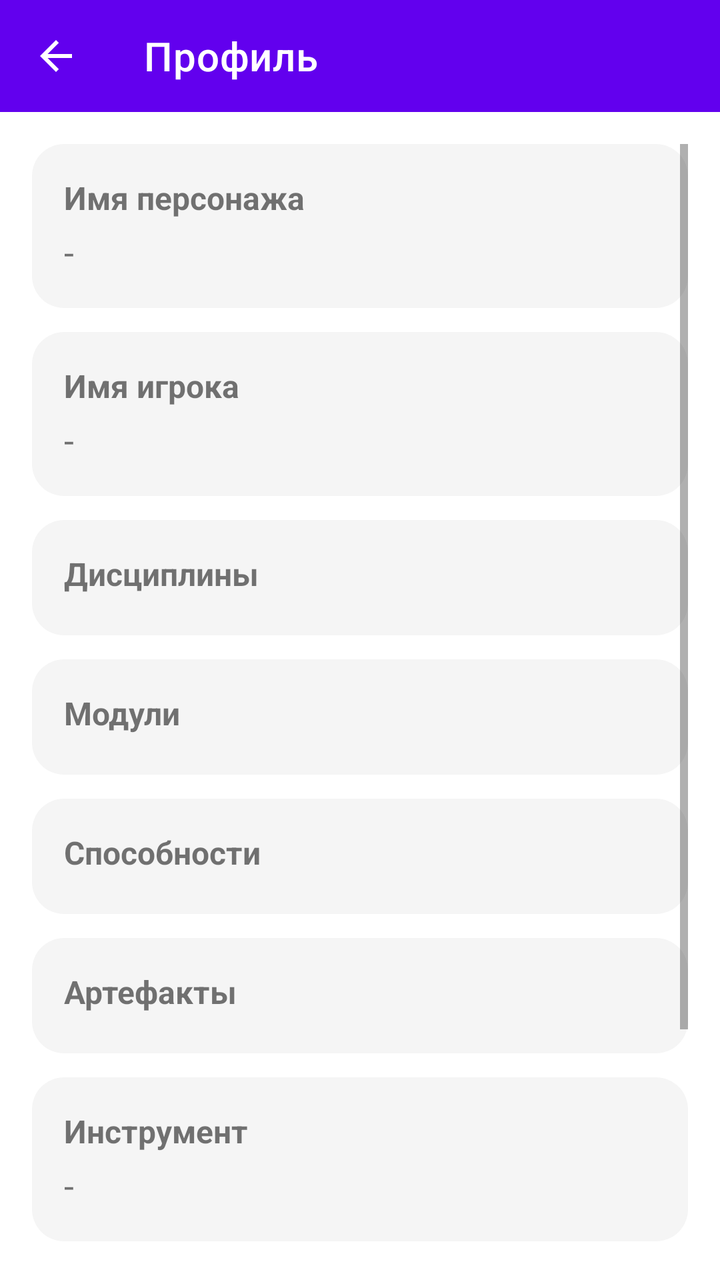
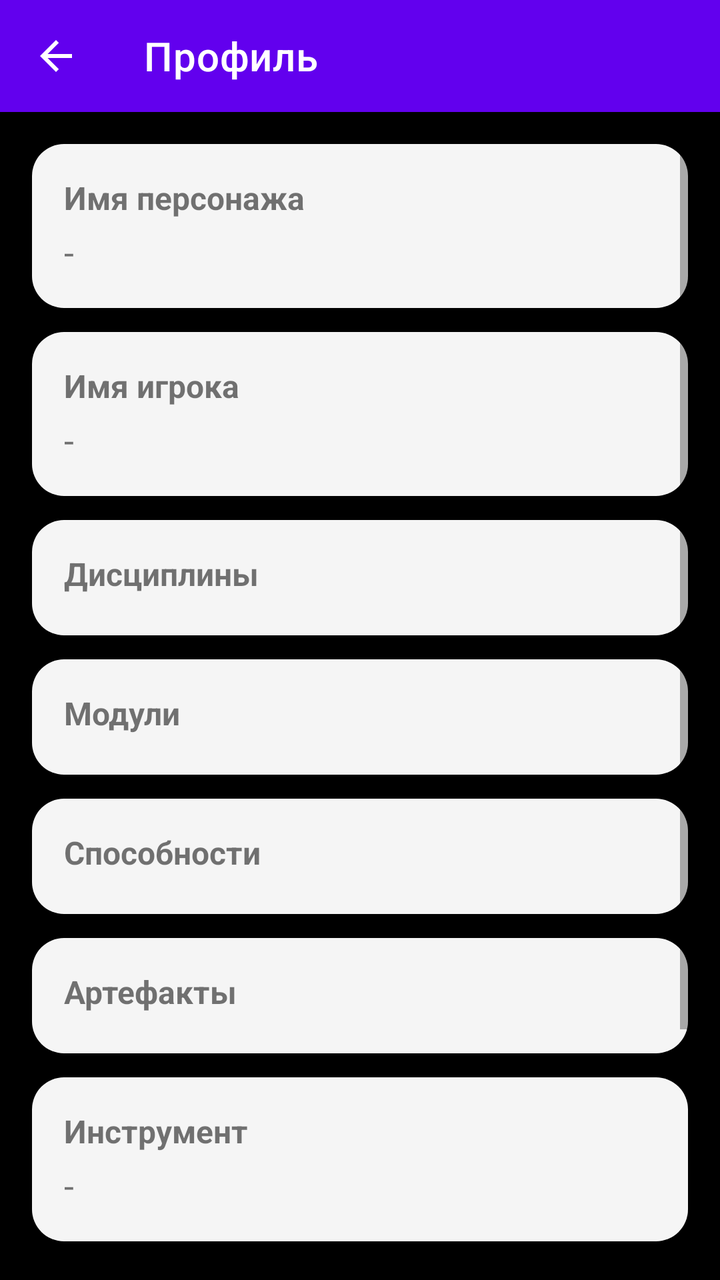

Two renders of the same Android screen: before a commit and after it. Below are the layout's source before the change and the commit's diff.
<!-- AndroidManifest.xml: application theme Theme.Shift -->
<!-- res/layout/activity_profile.xml -->
<?xml version="1.0" encoding="utf-8"?>
<LinearLayout xmlns:android="http://schemas.android.com/apk/res/android"
    xmlns:app="http://schemas.android.com/apk/res-auto"
    android:layout_width="match_parent"
    android:layout_height="match_parent"
    android:orientation="vertical">

    <com.google.android.material.appbar.MaterialToolbar
        android:id="@+id/toolbar"
        android:layout_width="match_parent"
        android:layout_height="wrap_content"
        android:background="?attr/colorPrimary"
        android:theme="@style/ThemeOverlay.Material3.Dark.ActionBar"
        app:title="Профиль"
        app:navigationIcon="@drawable/ic_arrow_back_24" />

    <ScrollView
        android:layout_width="match_parent"
        android:layout_height="0dp"
        android:layout_weight="1"
        android:padding="16dp">

        <LinearLayout
            android:layout_width="match_parent"
            android:layout_height="wrap_content"
            android:orientation="vertical">

        
        <LinearLayout
            android:layout_width="match_parent"
            android:layout_height="wrap_content"
            android:background="@drawable/bg_profile_section"
            android:orientation="vertical"
            android:padding="16dp">
            <TextView
                android:text="Имя персонажа"
                android:textStyle="bold"
                android:textSize="16sp"
                android:layout_width="match_parent"
                android:layout_height="wrap_content"/>
            <TextView
                android:id="@+id/profile_character_name"
                android:text="-"
                android:textSize="18sp"
                android:layout_marginTop="4dp"
                android:layout_width="match_parent"
                android:layout_height="wrap_content"/>
        </LinearLayout>

        <View
            android:layout_width="match_parent"
            android:layout_height="12dp"
            android:background="@android:color/transparent" />

        
        <LinearLayout
            android:layout_width="match_parent"
            android:layout_height="wrap_content"
            android:background="@drawable/bg_profile_section"
            android:orientation="vertical"
            android:padding="16dp">
            <TextView
                android:text="Имя игрока"
                android:textStyle="bold"
                android:textSize="16sp"
                android:layout_width="match_parent"
                android:layout_height="wrap_content"/>
            <TextView
                android:id="@+id/profile_player_name"
                android:text="-"
                android:textSize="18sp"
                android:layout_marginTop="4dp"
                android:layout_width="match_parent"
                android:layout_height="wrap_content"/>
        </LinearLayout>

        <View
            android:layout_width="match_parent"
            android:layout_height="12dp"
            android:background="@android:color/transparent" />

        
        <LinearLayout
            android:layout_width="match_parent"
            android:layout_height="wrap_content"
            android:background="@drawable/bg_profile_section"
            android:orientation="vertical"
            android:padding="16dp">
            <TextView
                android:text="Дисциплины"
                android:textStyle="bold"
                android:textSize="16sp"
                android:layout_width="match_parent"
                android:layout_height="wrap_content"/>
            <LinearLayout
                android:id="@+id/profile_disciplines_list"
                android:layout_width="match_parent"
                android:layout_height="wrap_content"
                android:orientation="vertical"
                android:layout_marginTop="4dp"/>
        </LinearLayout>

        <View
            android:layout_width="match_parent"
            android:layout_height="12dp"
            android:background="@android:color/transparent" />

        
        <LinearLayout
            android:layout_width="match_parent"
            android:layout_height="wrap_content"
            android:background="@drawable/bg_profile_section"
            android:orientation="vertical"
            android:padding="16dp">
            <TextView
                android:text="Модули"
                android:textStyle="bold"
                android:textSize="16sp"
                android:layout_width="match_parent"
                android:layout_height="wrap_content"/>
            <LinearLayout
                android:id="@+id/profile_modules_list"
                android:layout_width="match_parent"
                android:layout_height="wrap_content"
                android:orientation="vertical"
                android:layout_marginTop="4dp"/>
        </LinearLayout>

        <View
            android:layout_width="match_parent"
            android:layout_height="12dp"
            android:background="@android:color/transparent" />

        
        <LinearLayout
            android:layout_width="match_parent"
            android:layout_height="wrap_content"
            android:background="@drawable/bg_profile_section"
            android:orientation="vertical"
            android:padding="16dp">
            <TextView
                android:text="Способности"
                android:textStyle="bold"
                android:textSize="16sp"
                android:layout_width="match_parent"
                android:layout_height="wrap_content"/>
            <LinearLayout
                android:id="@+id/profile_abilities_list"
                android:layout_width="match_parent"
                android:layout_height="wrap_content"
                android:orientation="vertical"
                android:layout_marginTop="4dp"/>
        </LinearLayout>

        <View
            android:layout_width="match_parent"
            android:layout_height="12dp"
            android:background="@android:color/transparent" />

        
        <LinearLayout
            android:id="@+id/profile_artifacts_section"
            android:layout_width="match_parent"
            android:layout_height="wrap_content"
            android:background="@drawable/bg_profile_section"
            android:orientation="vertical"
            android:padding="16dp">
            <TextView
                android:text="Артефакты"
                android:textStyle="bold"
                android:textSize="16sp"
                android:layout_width="match_parent"
                android:layout_height="wrap_content"/>
            <LinearLayout
                android:id="@+id/profile_artifacts_list"
                android:layout_width="match_parent"
                android:layout_height="wrap_content"
                android:orientation="vertical"
                android:layout_marginTop="4dp"/>
        </LinearLayout>

        <View
            android:layout_width="match_parent"
            android:layout_height="12dp"
            android:background="@android:color/transparent" />

        
        <LinearLayout
            android:layout_width="match_parent"
            android:layout_height="wrap_content"
            android:background="@drawable/bg_profile_section"
            android:orientation="vertical"
            android:padding="16dp">
            <TextView
                android:text="Инструмент"
                android:textStyle="bold"
                android:textSize="16sp"
                android:layout_width="match_parent"
                android:layout_height="wrap_content"/>
            <TextView
                android:id="@+id/profile_instrument"
                android:text="-"
                android:textSize="18sp"
                android:layout_marginTop="4dp"
                android:layout_width="match_parent"
                android:layout_height="wrap_content"/>
        </LinearLayout>

        <View
            android:layout_width="match_parent"
            android:layout_height="12dp"
            android:background="@android:color/transparent" />

        
        <LinearLayout
            android:layout_width="match_parent"
            android:layout_height="wrap_content"
            android:background="@drawable/bg_profile_section"
            android:orientation="vertical"
            android:padding="16dp">
            <TextView
                android:text="Фамильяр"
                android:textStyle="bold"
                android:textSize="16sp"
                android:layout_width="match_parent"
                android:layout_height="wrap_content"/>
            <TextView
                android:id="@+id/profile_familiar"
                android:text="-"
                android:textSize="18sp"
                android:layout_marginTop="4dp"
                android:layout_width="match_parent"
                android:layout_height="wrap_content"/>
        </LinearLayout>

        <View
            android:layout_width="match_parent"
            android:layout_height="12dp"
            android:background="@android:color/transparent" />

        
        <LinearLayout
            android:layout_width="match_parent"
            android:layout_height="wrap_content"
            android:background="@drawable/bg_profile_section"
            android:orientation="vertical"
            android:padding="16dp">
            <TextView
                android:text="Особенности"
                android:textStyle="bold"
                android:textSize="16sp"
                android:layout_width="match_parent"
                android:layout_height="wrap_content"/>
            <LinearLayout
                android:id="@+id/profile_misc_list"
                android:layout_width="match_parent"
                android:layout_height="wrap_content"
                android:orientation="vertical"
                android:layout_marginTop="4dp"/>
        </LinearLayout>

    </LinearLayout>
    </ScrollView>
</LinearLayout>
<!-- resources referenced by this layout -->
<resources>
  <!-- drawable bg_profile_section (drawable) -->
  <?xml version="1.0" encoding="utf-8"?>
  <shape xmlns:android="http://schemas.android.com/apk/res/android">
      <solid android:color="#F5F5F5" />
      <corners android:radius="16dp" />
  </shape>
  <!-- drawable ic_arrow_back_24 (drawable) -->
  <?xml version="1.0" encoding="utf-8"?>
  <vector xmlns:android="http://schemas.android.com/apk/res/android"
      android:width="24dp"
      android:height="24dp"
      android:viewportWidth="24"
      android:viewportHeight="24">
      <path
          android:fillColor="#FFFFFF"
          android:pathData="M20,11H7.83l5.59-5.59L12,4l-8,8 8,8 1.41-1.41L7.83,13H20v-2z"/>
  </vector>
  <style name="Theme.Shift" parent="Theme.MaterialComponents.DayNight.NoActionBar">
          
          <item name="colorPrimary">@color/purple_500</item>
          <item name="colorPrimaryVariant">@color/purple_700</item>
          <item name="colorOnPrimary">@color/white</item>
          
          <item name="colorSecondary">@color/teal_200</item>
          <item name="colorSecondaryVariant">@color/teal_700</item>
          <item name="colorOnSecondary">@color/black</item>
          
          <item name="android:statusBarColor">?attr/colorPrimaryVariant</item>
          
      </style>
  <color name="purple_500">#FF6200EE</color>
  <color name="purple_700">#FF3700B3</color>
  <color name="white">#FFFFFFFF</color>
  <color name="teal_200">#FF03DAC5</color>
  <color name="teal_700">#FF018786</color>
  <color name="black">#FF000000</color>
</resources>

<!-- the commit's change to res/layout/activity_profile.xml (unified diff, before → after) -->
@@ -3,7 +3,8 @@
     xmlns:app="http://schemas.android.com/apk/res-auto"
     android:layout_width="match_parent"
     android:layout_height="match_parent"
-    android:orientation="vertical">
+    android:orientation="vertical"
+    android:background="@android:color/black">
 
     <com.google.android.material.appbar.MaterialToolbar
         android:id="@+id/toolbar"
